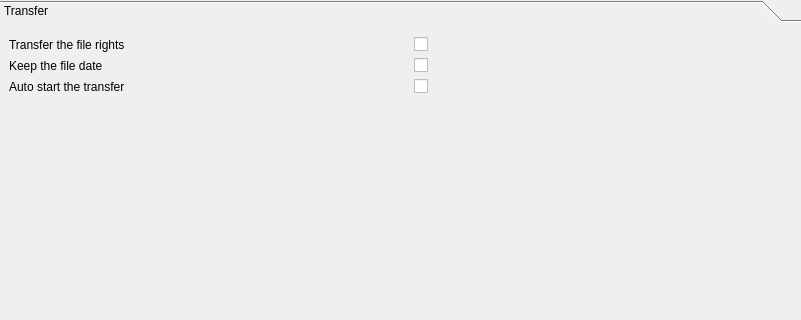
Qt form plugins/CopyEngine/Ultracopier/copyEngineOptions.ui (alphaonex86/Ultracopier) before a commit; both pictures show x 0 to 801 and y 0 to 320 of the 801 by 504 pixel window.
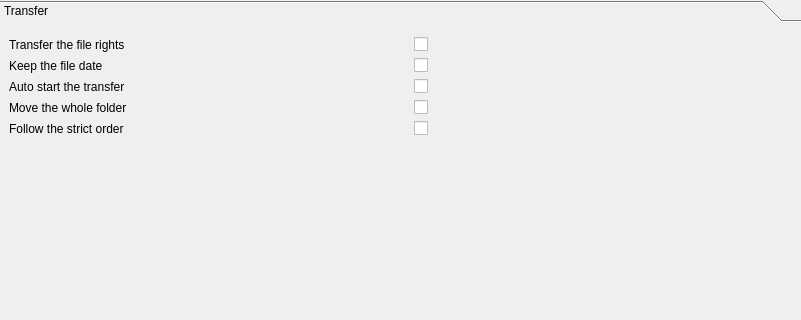
The same form after that commit. The open tabs and pages were chosen to show the change.

Commit message: Add more copy engine options

The edit to the form file:
```diff
--- a/plugins/CopyEngine/Ultracopier/copyEngineOptions.ui
+++ b/plugins/CopyEngine/Ultracopier/copyEngineOptions.ui
@@ -35,6 +35,16 @@
        <string>Transfer</string>
       </attribute>
       <layout class="QGridLayout" name="gridLayout_5">
+       <item row="3" column="2">
+        <widget class="QCheckBox" name="moveTheWholeFolder"/>
+       </item>
+       <item row="3" column="0">
+        <widget class="QLabel" name="label_18">
+         <property name="text">
+          <string>Move the whole folder</string>
+         </property>
+        </widget>
+       </item>
        <item row="0" column="0">
         <widget class="QLabel" name="label">
          <property name="text">
@@ -65,7 +75,7 @@
        <item row="2" column="2">
         <widget class="QCheckBox" name="autoStart"/>
        </item>
-       <item row="3" column="1">
+       <item row="5" column="1">
         <spacer name="verticalSpacer_6">
          <property name="orientation">
           <enum>Qt::Vertical</enum>
@@ -78,6 +88,16 @@
          </property>
         </spacer>
        </item>
+       <item row="4" column="0">
+        <widget class="QLabel" name="label_19">
+         <property name="text">
+          <string>Follow the strict order</string>
+         </property>
+        </widget>
+       </item>
+       <item row="4" column="2">
+        <widget class="QCheckBox" name="followTheStrictOrder"/>
+       </item>
       </layout>
      </widget>
      <widget class="QWidget" name="page_error_collision">
```
Left out of the diff: 56 changed lines with no effect on the pictures. The commit also changes 17 other files.
